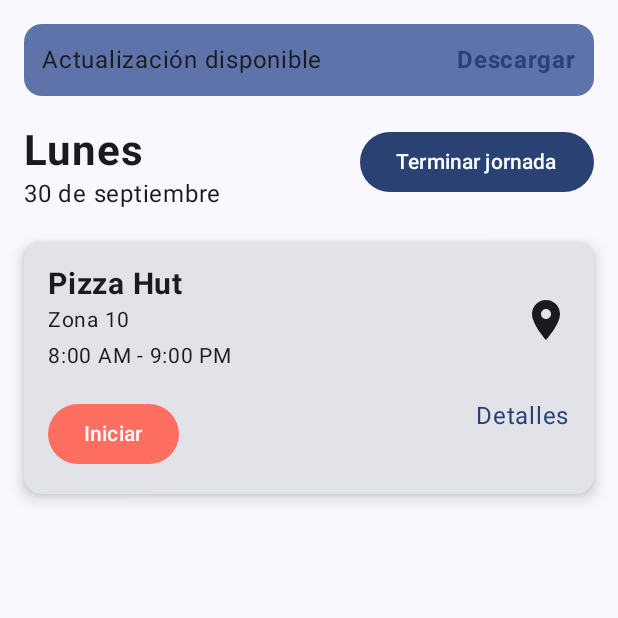
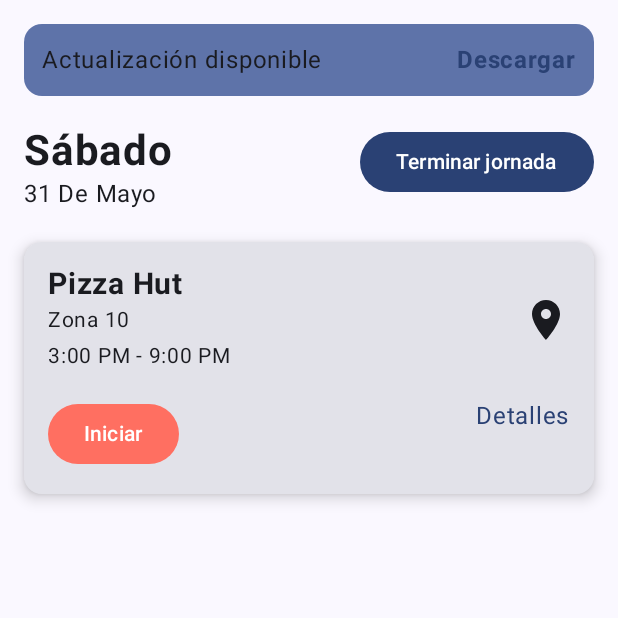
Before and after one commit to J05U3oAr/Lab5_plataformas, an Android app built with Jetpack Compose: the screen it shows after launch (MainActivity), on a phone screen of 412 x 824 dp, the top half of it. Run offline under Robolectric (Android 15) with nearby library versions, the phone set to English and light mode, and no system bars.

Commit message:
cambios de fechas

```diff
--- a/app/src/main/java/com/example/lab_5/MainActivity.kt
+++ b/app/src/main/java/com/example/lab_5/MainActivity.kt
@@ -85,8 +85,8 @@ fun PantallaPrincipal(modifier: Modifier = Modifier) {
             horizontalArrangement = Arrangement.SpaceBetween
         ) {
             Column {
-                Text("Lunes", fontSize = 28.sp, fontWeight = FontWeight.Bold)
-                Text("30 de septiembre", fontSize = 16.sp)
+                Text("Sábado", fontSize = 28.sp, fontWeight = FontWeight.Bold)
+                Text("31 De Mayo", fontSize = 16.sp)
             }
             Button(onClick = { /* No pide acción */ }) {
                 Text("Terminar jornada")
@@ -110,7 +110,7 @@ fun PantallaPrincipal(modifier: Modifier = Modifier) {
                     Column {
                         Text("Pizza Hut", fontSize = 20.sp, fontWeight = FontWeight.Bold)
                         Text("Zona 10", fontSize = 14.sp)
-                        Text("8:00 AM - 9:00 PM", fontSize = 14.sp)
+                        Text("3:00 PM - 9:00 PM", fontSize = 14.sp)
                     }
                     Icon(
                         imageVector = Icons.Filled.LocationOn,
```
